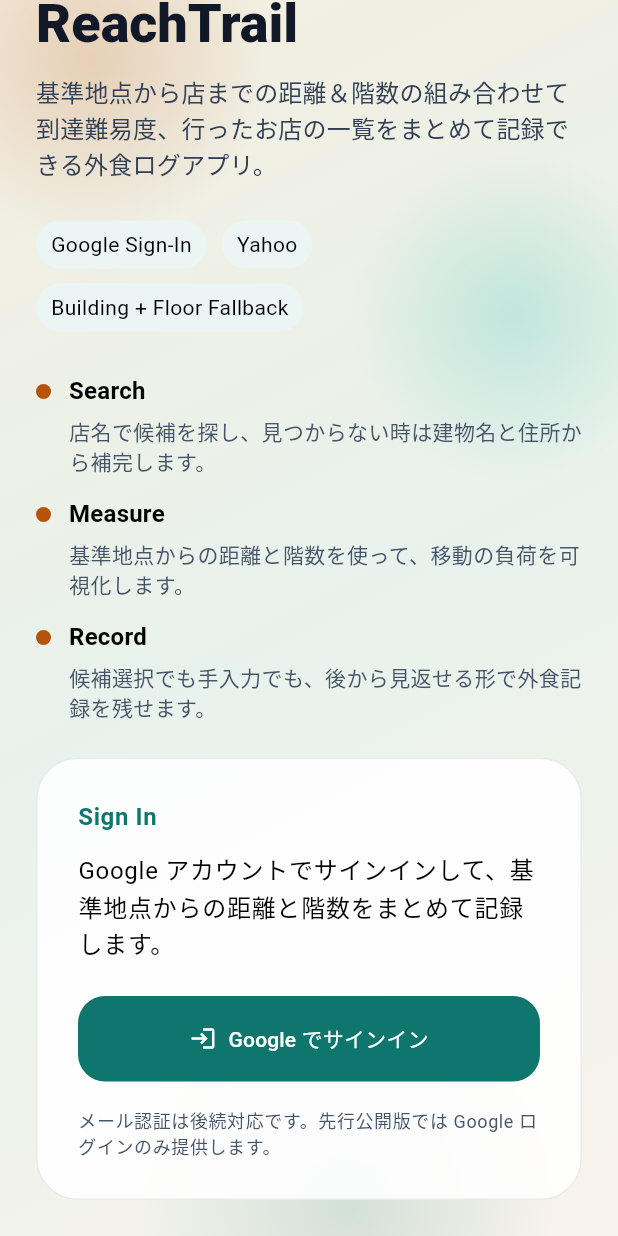
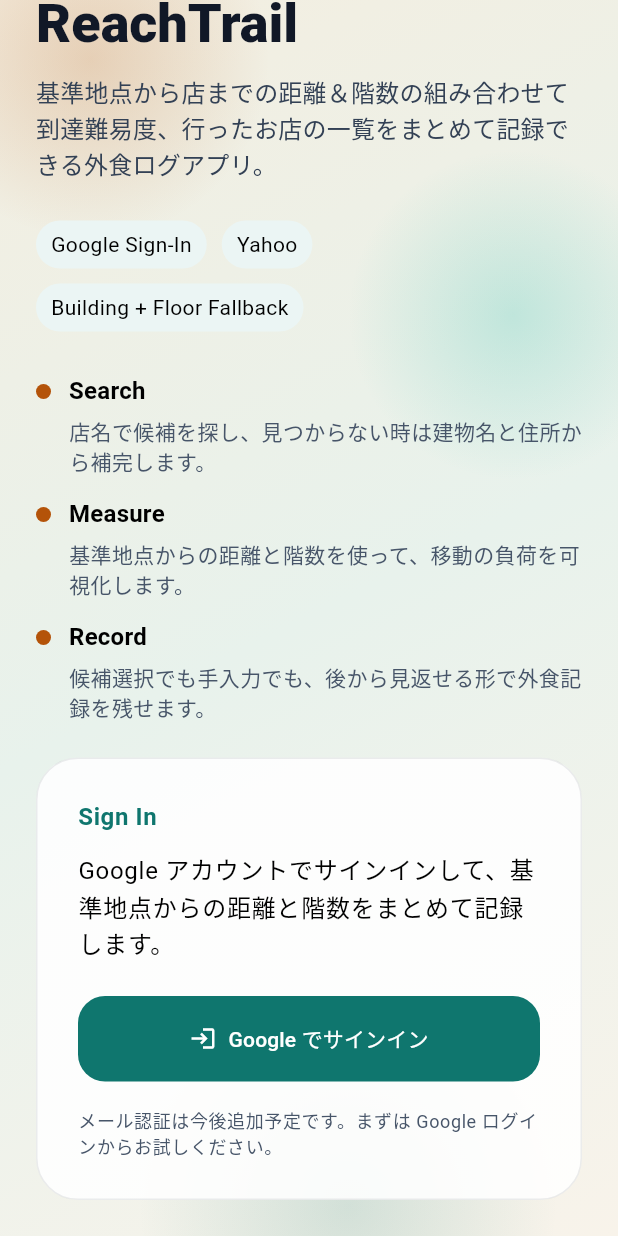
Before and after one commit to torifo/reachtrail-app, a Flutter app: the screen it shows after launch, scrolled down 81 dp, on a phone screen of 412 x 824 dp. Run offline on Flutter 3.47's test engine with Material 3 defaults, Android fonts, the light colour scheme and no system bars; our stand-ins replace flutter_map, google_sign_in, latlong2, shared_preferences, shelf; missing offline and left inert: google_sign_in_web, jose, shelf_router; accounts and stored records are empty.

Commit message:
Reword "not yet supported" copy as planned-future features
The MVP previously framed missing features defensively
("Google有料サービスは利用しておらず", "準備中", "後続対応",
"未実装"), which read as apologies for what isn't there yet.
Rewrite the Candidate Map description, the Map tab's nearby-share
mode label and body, the sign-in screen's email-auth note, and the
matching README line to frame these items as upcoming work that the
app will grow into.

---

「未対応」系の文言を「今後追加予定」のトーンに刷新

MVP では「Google有料サービスは利用しておらず」「準備中」
「後続対応」「未実装」など、足りない機能を弁解的に書いていた。
Candidate Map の説明文、Map タブの「近くの共有」モードのラベルと
本文、サインイン画面のメール認証の注意書き、README の同項目を
書き換え、いずれも今後の拡張として前向きに伝える文面にする。

```diff
--- a/lib/app.dart
+++ b/lib/app.dart
@@ -1482,7 +1482,7 @@
           const SizedBox(height: 16),
           _SectionCard(
             title: 'Candidate Map',
-            subtitle: 'Google有料サービスは利用しておらず、OpenStreetMapで基準地点と候補位置を見比べられます。',
+            subtitle: 'OpenStreetMap ベースの地図で、基準地点と候補位置を直感的に比較できます。地図表示は今後も拡張予定です。',
             child: SizedBox(
               height: 320,
               child: _CandidateMap(
@@ -3490,7 +3490,7 @@
             selectedMode: mode,
             icon: Icons.groups,
             label: '近くの共有',
-            description: '準備中',
+            description: '今後対応予定',
             onChanged: onChanged,
           ),
         ];
@@ -3704,7 +3704,7 @@
 
   @override
   Widget build(BuildContext context) {
-    return const Text('近くの共有は準備中です。同じエリアで働く人のお店情報を、基準値から15分圏内でまとめて表示します。');
+    return const Text('近くの共有は今後追加予定です。同じエリアで働く人のお店情報を、基準値から15分圏内でまとめて表示できるようになります。');
   }
 }
 
--- a/lib/widgets/sign_in_screen.dart
+++ b/lib/widgets/sign_in_screen.dart
@@ -190,7 +190,7 @@
             _GoogleSignInAction(authService: authService),
             const SizedBox(height: 18),
             Text(
-              'メール認証は後続対応です。先行公開版では Google ログインのみ提供します。',
+              'メール認証は今後追加予定です。まずは Google ログインからお試しください。',
               style: theme.textTheme.bodySmall?.copyWith(
                 color: const Color(0xFF475569),
               ),
```
Also changed, not shown: 1 other file.
